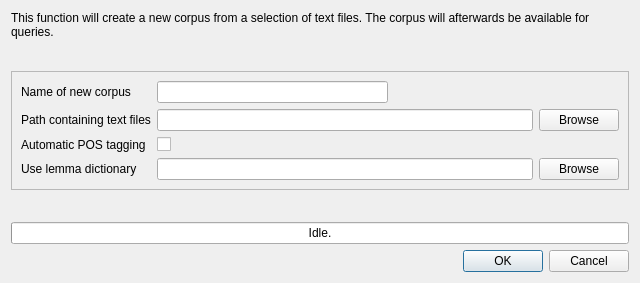
This is coquery/gui/corpusBuilder.ui in gkunter/coquery as Qt 5 draws it before an edit. The edited form follows.
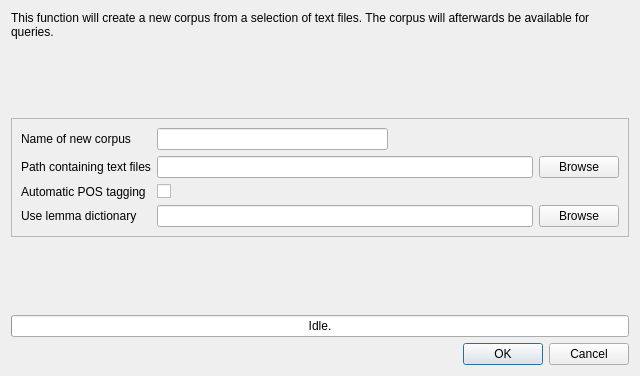
This is the edited form. Icons and pictures are not drawn.

The edit to the form file:
```diff
--- a/coquery/gui/corpusBuilder.ui
+++ b/coquery/gui/corpusBuilder.ui
@@ -7,7 +7,7 @@
     <x>0</x>
     <y>0</y>
     <width>640</width>
-    <height>283</height>
+    <height>376</height>
    </rect>
   </property>
   <property name="windowTitle">
@@ -42,6 +42,12 @@
    </item>
    <item>
     <widget class="QFrame" name="formFrame">
+     <property name="sizePolicy">
+      <sizepolicy hsizetype="Preferred" vsizetype="Minimum">
+       <horstretch>0</horstretch>
+       <verstretch>0</verstretch>
+      </sizepolicy>
+     </property>
      <property name="frameShape">
       <enum>QFrame::StyledPanel</enum>
      </property>
@@ -60,6 +66,12 @@
        <layout class="QHBoxLayout" name="horizontalLayout_3">
         <item>
          <widget class="QLineEdit" name="corpus_name">
+          <property name="sizePolicy">
+           <sizepolicy hsizetype="Expanding" vsizetype="Preferred">
+            <horstretch>0</horstretch>
+            <verstretch>0</verstretch>
+           </sizepolicy>
+          </property>
           <property name="maxLength">
            <number>32</number>
           </property>
@@ -98,7 +110,7 @@
            <bool>true</bool>
           </property>
           <property name="sizePolicy">
-           <sizepolicy hsizetype="Expanding" vsizetype="Minimum">
+           <sizepolicy hsizetype="Expanding" vsizetype="Preferred">
             <horstretch>0</horstretch>
             <verstretch>0</verstretch>
            </sizepolicy>
@@ -137,6 +149,12 @@
       </item>
       <item row="3" column="1">
        <widget class="QCheckBox" name="use_pos_tagging">
+        <property name="sizePolicy">
+         <sizepolicy hsizetype="Minimum" vsizetype="Preferred">
+          <horstretch>0</horstretch>
+          <verstretch>0</verstretch>
+         </sizepolicy>
+        </property>
         <property name="text">
          <string/>
         </property>
```
Left out of the diff: 2 changed lines with no effect on the pictures.
